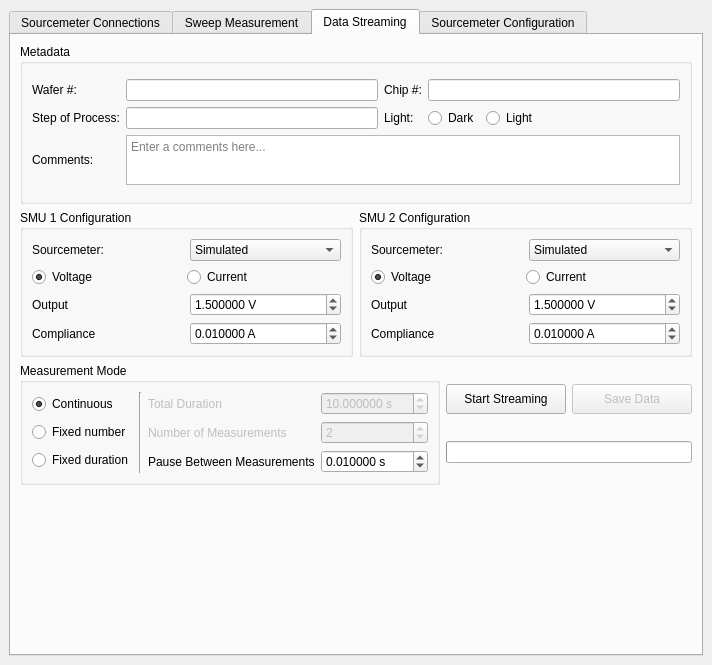
Before: the Qt Designer form main_window.ui in GavinSadler/asg-iv-getter, drawn with Qt 5.
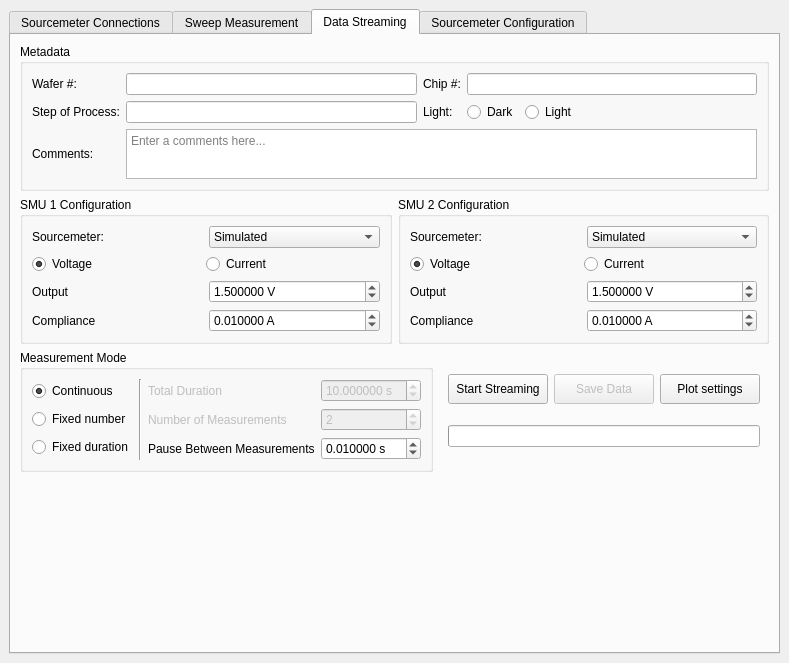
After: the same form once the commit is applied. The open tabs and pages were chosen to show the change. Icons and pictures are not drawn.

```diff
--- a/main_window.ui
+++ b/main_window.ui
@@ -6,8 +6,8 @@
    <rect>
     <x>0</x>
     <y>0</y>
-    <width>677</width>
-    <height>665</height>
+    <width>768</width>
+    <height>663</height>
    </rect>
   </property>
   <property name="windowTitle">
@@ -1001,6 +1001,12 @@
        <layout class="QVBoxLayout" name="verticalLayout_16">
         <item>
          <widget class="QGroupBox" name="ds_metadata">
+          <property name="sizePolicy">
+           <sizepolicy hsizetype="Preferred" vsizetype="Fixed">
+            <horstretch>0</horstretch>
+            <verstretch>0</verstretch>
+           </sizepolicy>
+          </property>
           <property name="title">
            <string>Metadata</string>
           </property>
@@ -1145,6 +1151,12 @@
          <layout class="QHBoxLayout" name="horizontalLayout_22">
           <item>
            <widget class="QGroupBox" name="ds_smu_1_config">
+            <property name="sizePolicy">
+             <sizepolicy hsizetype="Preferred" vsizetype="Fixed">
+              <horstretch>0</horstretch>
+              <verstretch>0</verstretch>
+             </sizepolicy>
+            </property>
             <property name="title">
              <string>SMU 1 Configuration</string>
             </property>
@@ -1308,6 +1320,12 @@
           </item>
           <item>
            <widget class="QGroupBox" name="ds_smu_2_config">
+            <property name="sizePolicy">
+             <sizepolicy hsizetype="Preferred" vsizetype="Fixed">
+              <horstretch>0</horstretch>
+              <verstretch>0</verstretch>
+             </sizepolicy>
+            </property>
             <property name="title">
              <string>SMU 2 Configuration</string>
             </property>
@@ -1475,6 +1493,12 @@
          <layout class="QHBoxLayout" name="horizontalLayout_17">
           <item>
            <widget class="QGroupBox" name="ds_measurement_config">
+            <property name="sizePolicy">
+             <sizepolicy hsizetype="Preferred" vsizetype="Fixed">
+              <horstretch>0</horstretch>
+              <verstretch>0</verstretch>
+             </sizepolicy>
+            </property>
             <property name="title">
              <string>Measurement Mode</string>
             </property>
@@ -1630,8 +1654,25 @@
            </widget>
           </item>
           <item>
+           <widget class="QWidget" name="widget" native="true">
            <layout class="QGridLayout" name="gridLayout_3">
-            <item row="0" column="0">
+             <item row="1" column="1">
+              <widget class="QPushButton" name="ds_save_data">
+               <property name="enabled">
+                <bool>false</bool>
+               </property>
+               <property name="minimumSize">
+                <size>
+                 <width>100</width>
+                 <height>30</height>
+                </size>
+               </property>
+               <property name="text">
+                <string>Save Data</string>
+               </property>
+              </widget>
+             </item>
+             <item row="1" column="0">
              <widget class="QPushButton" name="ds_stream">
               <property name="enabled">
                <bool>true</bool>
@@ -1647,10 +1688,10 @@
               </property>
              </widget>
             </item>
-            <item row="0" column="1">
-             <widget class="QPushButton" name="ds_save_data">
+             <item row="1" column="2">
+              <widget class="QPushButton" name="ds_plot_settings">
               <property name="enabled">
-               <bool>false</bool>
+                <bool>true</bool>
               </property>
               <property name="minimumSize">
                <size>
@@ -1659,11 +1700,11 @@
                </size>
               </property>
               <property name="text">
-               <string>Save Data</string>
+                <string>Plot settings</string>
               </property>
              </widget>
             </item>
-            <item row="1" column="0" colspan="2">
+             <item row="2" column="0" colspan="3">
              <widget class="QProgressBar" name="ds_progress">
               <property name="value">
                <number>0</number>
@@ -1674,21 +1715,33 @@
              </widget>
             </item>
            </layout>
+           </widget>
           </item>
          </layout>
         </item>
         <item>
-         <spacer name="verticalSpacer_2">
-          <property name="orientation">
-           <enum>Qt::Orientation::Vertical</enum>
+         <widget class="QWidget" name="ds_plot_container" native="true">
+          <property name="sizePolicy">
+           <sizepolicy hsizetype="Preferred" vsizetype="Expanding">
+            <horstretch>0</horstretch>
+            <verstretch>0</verstretch>
+           </sizepolicy>
           </property>
-          <property name="sizeHint" stdset="0">
-           <size>
-            <width>20</width>
-            <height>40</height>
-           </size>
-          </property>
-         </spacer>
+          <layout class="QVBoxLayout" name="verticalLayout_22">
+           <property name="leftMargin">
+            <number>0</number>
+           </property>
+           <property name="topMargin">
+            <number>0</number>
+           </property>
+           <property name="rightMargin">
+            <number>0</number>
+           </property>
+           <property name="bottomMargin">
+            <number>0</number>
+           </property>
+          </layout>
+         </widget>
         </item>
        </layout>
       </widget>
```
Left out of the diff: 53 changed lines with no effect on the pictures. Lines whose indentation alone changed are shown as unchanged.
